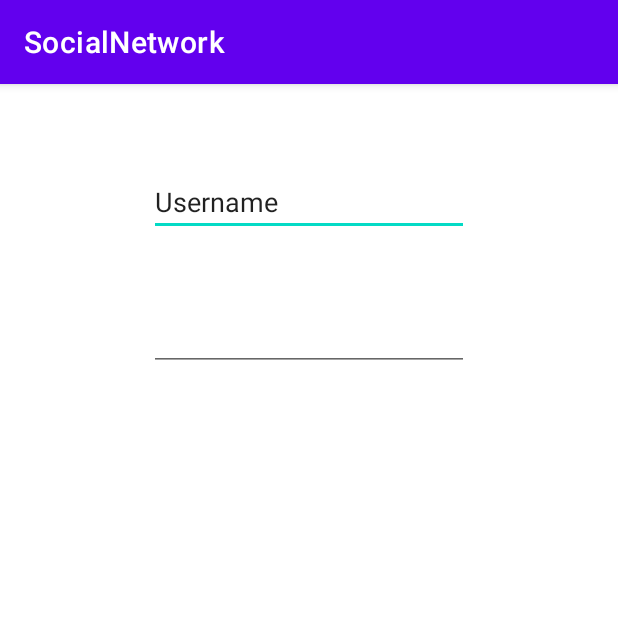
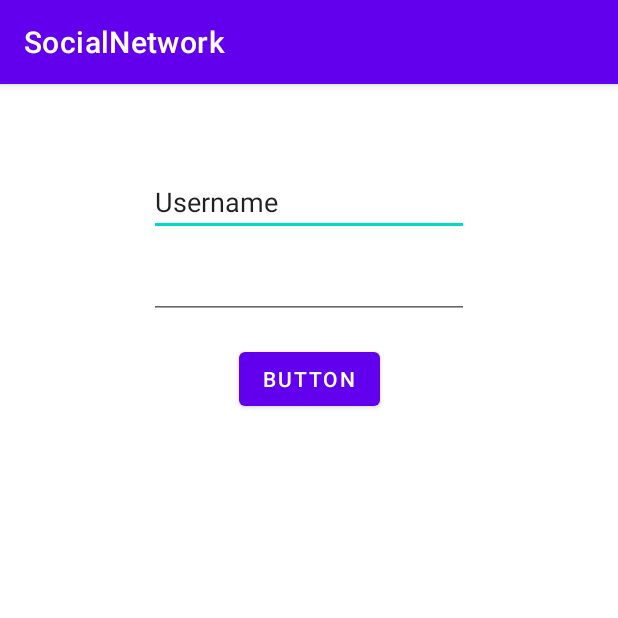
Before and after one commit to AdriMareel/AndroidProjectSocialNetwork, an Android app: the screen it shows after launch (MainActivity), on a phone screen of 412 x 824 dp, the top half of it. Run offline under Robolectric (Android 15) with nearby library versions, the phone set to English and light mode, and no system bars.

Commit message:
start login

```diff
--- a/app/build.gradle
+++ b/app/build.gradle
@@ -1,5 +1,6 @@
 plugins {
     id 'com.android.application'
+    id 'com.google.gms.google-services'
 }
 
 android {
@@ -36,4 +37,7 @@ dependencies {
     testImplementation 'junit:junit:4.13.2'
     androidTestImplementation 'androidx.test.ext:junit:1.1.3'
     androidTestImplementation 'androidx.test.espresso:espresso-core:3.4.0'
+
+    implementation platform('com.google.firebase:firebase-bom:31.0.1')
+    implementation 'com.google.firebase:firebase-analytics'
 }
--- a/app/src/main/java/com/example/socialnetwork/MainActivity.java
+++ b/app/src/main/java/com/example/socialnetwork/MainActivity.java
@@ -2,13 +2,51 @@ package com.example.socialnetwork;
 
 import androidx.appcompat.app.AppCompatActivity;
 
+import android.content.Intent;
 import android.os.Bundle;
+import android.view.View;
+import android.widget.*;
 
 public class MainActivity extends AppCompatActivity {
+    EditText username,password;
+    Button submit;
 
     @Override
     protected void onCreate(Bundle savedInstanceState) {
         super.onCreate(savedInstanceState);
         setContentView(R.layout.activity_main);
+        username = (EditText) findViewById(R.id.editTextUsername);
+        password = (EditText) findViewById(R.id.editTextPassword);
+
+        submit = findViewById(R.id.submitButton);
+        submit.setOnClickListener(new View.OnClickListener() {
+            @Override
+            public void onClick(View view) {
+                //cas où il n'y a pas d'erreur de connexion
+                if(!username.getText().toString().equals("") && !password.getText().toString().equals("")){
+                    System.out.println("------------------------");
+                    System.out.println(username.getText().toString());
+                    System.out.println(password.getText().toString());
+                    System.out.println("------------------------");
+
+                    //switching activity
+                    openHomeActivity();
+
+                }
+
+                else{
+                    System.out.print("Veuillez rensigner votre username et mdp");
+                }
+            }
+        });
     }
+
+    public void openHomeActivity(){
+        Intent intent = new Intent(this,HomeActivity.class);
+        startActivity(intent);
+    }
+
+
+
+
 }
--- a/app/src/main/res/layout/activity_main.xml
+++ b/app/src/main/res/layout/activity_main.xml
@@ -18,7 +18,7 @@
         app:layout_constraintTop_toTopOf="parent">
 
         <EditText
-            android:id="@+id/editTextTextPersonName"
+            android:id="@+id/editTextUsername"
             android:layout_width="wrap_content"
             android:layout_height="wrap_content"
             android:layout_marginTop="20dp"
@@ -30,15 +30,25 @@
             app:layout_constraintTop_toTopOf="parent" />
 
         <EditText
-            android:id="@+id/editTextTextPassword"
+            android:id="@+id/editTextPassword"
             android:layout_width="wrap_content"
             android:layout_height="wrap_content"
+            android:layout_marginTop="10dp"
             android:ems="10"
             android:inputType="textPassword"
+            app:layout_constraintEnd_toEndOf="parent"
+            app:layout_constraintStart_toStartOf="parent"
+            app:layout_constraintTop_toBottomOf="@+id/editTextUsername" />
+
+        <Button
+            android:id="@+id/submitButton"
+            android:layout_width="wrap_content"
+            android:layout_height="wrap_content"
+            android:text="Button"
             app:layout_constraintBottom_toBottomOf="parent"
             app:layout_constraintEnd_toEndOf="parent"
             app:layout_constraintStart_toStartOf="parent"
-            app:layout_constraintTop_toBottomOf="@+id/editTextTextPersonName" />
+            app:layout_constraintTop_toBottomOf="@+id/editTextPassword" />
     </androidx.constraintlayout.widget.ConstraintLayout>
 
 </androidx.constraintlayout.widget.ConstraintLayout>
```
Also changed, not shown: app/src/main/AndroidManifest.xml (+7 -0 lines), app/src/main/java/com/example/socialnetwork/HomeActivity.java (added, +14 -0 lines), app/src/main/res/layout/activity_home.xml (added, +9 -0 lines), build.gradle (+7 -0 lines), 1 other file.
